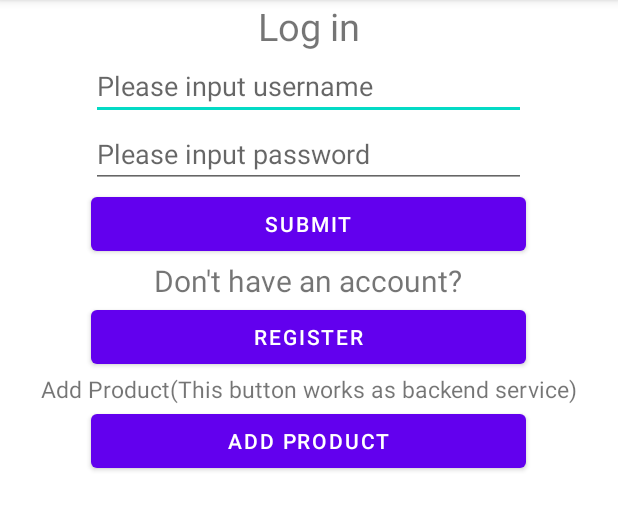
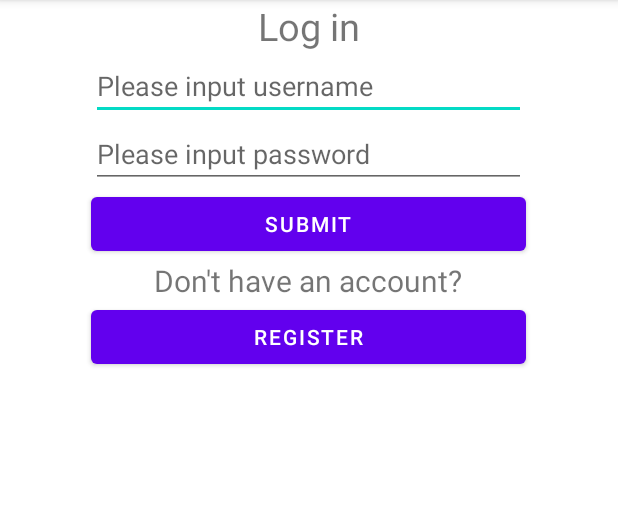
Before and after one commit to xieyz10/AndroidFinalProject, an Android app: the screen it shows after launch (MainActivity), on a phone screen of 412 x 824 dp, the part 84-615 px from its top. Run offline under Robolectric (Android 15) with nearby library versions, the phone set to English and light mode, and no system bars; our stand-ins replace Firebase (no records; nobody signed in at launch, a user with empty details on screens opened directly).

Commit message:
delete add product button

```diff
--- a/app/src/main/java/com/example/firebase/ProductListActivity.kt
+++ b/app/src/main/java/com/example/firebase/ProductListActivity.kt
@@ -22,7 +22,7 @@ class ProductListActivity: AppCompatActivity() {
         database = FirebaseDatabase.getInstance()
         dbRef = database.getReference("Product")
         flowerList = arrayListOf<Flower>()
-        dbRef.child("Product").get().addOnSuccessListener {
+        dbRef.child("products").get().addOnSuccessListener {
             Toast.makeText( context,"in???", Toast.LENGTH_LONG).show()
             if(it.childrenCount.toInt() == 0){
                 insertProducts()
--- a/app/src/main/res/layout/activity_main.xml
+++ b/app/src/main/res/layout/activity_main.xml
@@ -60,23 +60,4 @@
         android:text="Register"
         android:onClick="btnRegister_pressed"
         />
-    <TextView
-        android:layout_width="wrap_content"
-        android:layout_height="wrap_content"
-        android:text="Add Product(This button works as backend service)"
-        android:layout_gravity="center"
-        android:textSize="15dp"
-        app:layout_constraintBottom_toBottomOf="parent"
-        app:layout_constraintEnd_toEndOf="parent"
-        app:layout_constraintStart_toStartOf="parent"
-        app:layout_constraintTop_toTopOf="parent"
-        />
-    <Button
-        android:id="@+id/btn_addProduct"
-        android:layout_width="290dp"
-        android:layout_height="wrap_content"
-        android:layout_gravity="center"
-        android:text="Add product"
-        android:onClick="btnAddProduct_pressed"
-        />
 </LinearLayout>
```
Also changed, not shown: app/src/main/java/com/example/firebase/MainActivity.kt (+0 -18 lines).
